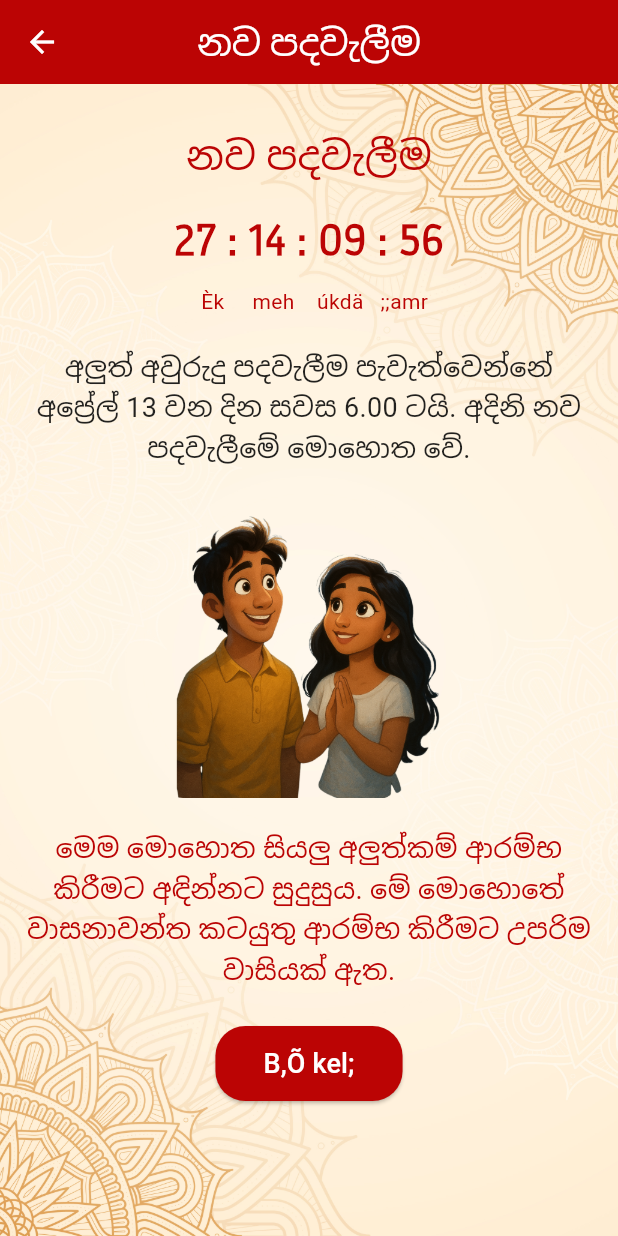
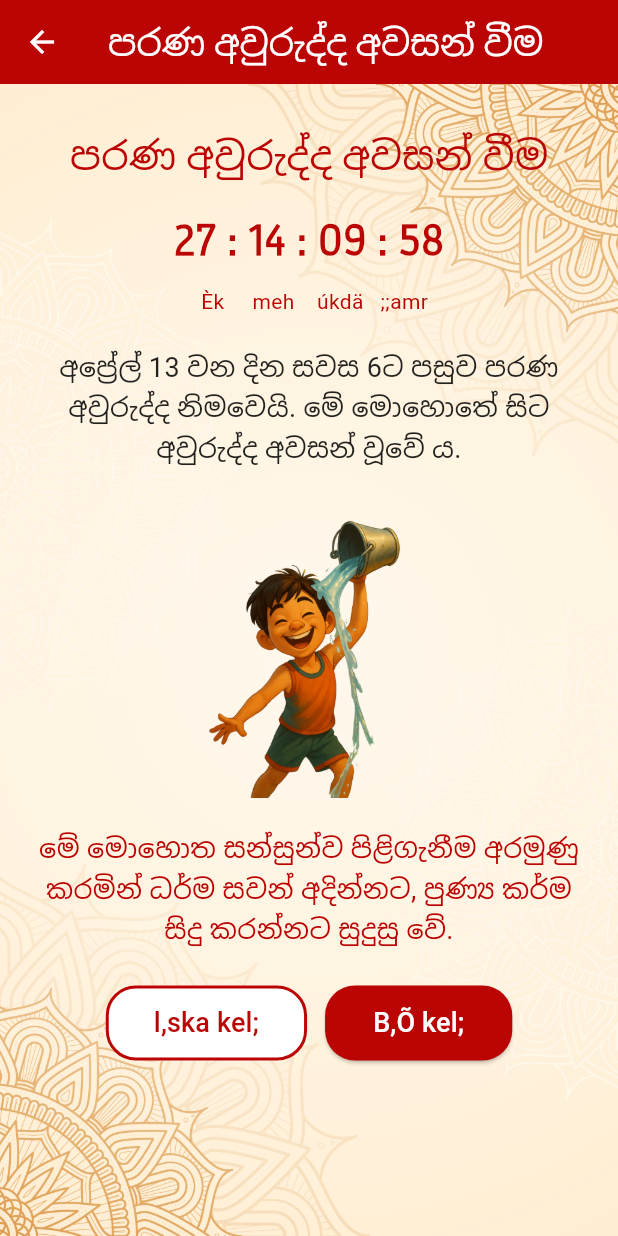
Before and after one commit to CyborLK/aurudu_app, a Flutter app: the Nakath1Screen screen opened directly, after a tap on "B,Õ kel;", on a phone screen of 412 x 824 dp. Run offline on Flutter 3.47's test engine with Material 3 defaults, Android fonts, the phone set to English and light mode, and no system bars; Roboto replaces fonts that are missing (TharuDigitalNikini); project files that could hold a hidden picture were left out.

Commit message:
Nakath 1,2, 3 and sample screens created

```diff
--- a/lib/nakath_screens/nakath1_screen.dart
+++ b/lib/nakath_screens/nakath1_screen.dart
@@ -2,6 +2,7 @@ import 'package:flutter/material.dart';
 import '../../widgets/custom_app_bar.dart';
 import '../../widgets/timer_display.dart';
 import '../../widgets/rounded_red_button.dart';
+import '../nakath_screens/nakath2_screen.dart';
 
 class Nakath1Screen extends StatelessWidget {
   const Nakath1Screen({super.key});
@@ -92,7 +93,12 @@ class Nakath1Screen extends StatelessWidget {
                 // ❤️ Custom Rounded Red Button
                 RoundedRedButton(
                   onPressed: () {
-                    // TODO: handle action
+                    Navigator.push(
+                      context,
+                      MaterialPageRoute(
+                        builder: (context) => const Nakath2Screen(),
+                      ),
+                    );
                   },
                 ),
               ],
--- /dev/null
+++ b/lib/nakath_screens/nakath2_screen.dart
@@ -0,0 +1,128 @@
+import 'package:flutter/material.dart';
+import '../../widgets/custom_app_bar.dart';
+import '../../widgets/timer_display.dart';
+import '../../widgets/rounded_red_button.dart';
+import '../../widgets/rounded_white_button.dart';
+import '../nakath_screens/nakath1_screen.dart';
+import '../nakath_screens/nakath3_screen.dart';
+
+class Nakath2Screen extends StatelessWidget {
+  const Nakath2Screen({super.key});
+
+  String formatDigits(int n) => n.toString().padLeft(2, '0');
+
+  @override
+  Widget build(BuildContext context) {
+    final Duration initialCountdown = const Duration(
+      days: 27,
+      hours: 14,
+      minutes: 9,
+      seconds: 59,
+    );
+
+    return Scaffold(
+      appBar: const CustomAppBar(title: 'පරණ අවුරුද්ද අවසන් වීම'),
+      body: Container(
+        constraints: const BoxConstraints.expand(),
+        decoration: const BoxDecoration(
+          image: DecorationImage(
+            image: AssetImage('assets/images/background.jpg'),
+            fit: BoxFit.cover,
+          ),
+        ),
+        child: SingleChildScrollView(
+          padding: const EdgeInsets.all(16),
+          child: Column(
+            crossAxisAlignment: CrossAxisAlignment.center,
+            children: [
+              const SizedBox(height: 12),
+
+              const Text(
+                'පරණ අවුරුද්ද අවසන් වීම',
+                style: TextStyle(
+                  fontSize: 26,
+                  fontFamily: 'TharuDigitalNikini',
+                  color: Color(0xFFBB0404),
+                ),
+              ),
+
+              const SizedBox(height: 16),
+
+              TimerDisplay(
+                initialTimeLeft: initialCountdown,
+                formatDigits: formatDigits,
+              ),
+
+              const SizedBox(height: 20),
+
+              const Text(
+                'අප්‍රේල් 13 වන දින සවස 6ට පසුව පරණ අවුරුද්ද නිමවෙයි. '
+                'මේ මොහොතේ සිට අවුරුද්ද අවසන් වූවේ ය.',
+                textAlign: TextAlign.center,
+                style: TextStyle(
+                  fontSize: 18,
+                  fontFamily: 'TharuDigitalNikini',
+                  color: Colors.black87,
+                ),
+              ),
+
+              const SizedBox(height: 20),
+
+              ClipRRect(
+                borderRadius: BorderRadius.circular(16),
+                child: Image.asset(
+                  'assets/images/nakath2.png',
+                  height: 200,
+                  fit: BoxFit.cover,
+                ),
+              ),
+
+              const SizedBox(height: 20),
+
+              const Text(
+                'මේ මොහොත සන්සුන්ව පිළිගැනීම අරමුණු කරමින් '
+                'ධර්ම සවන් අදින්නට, පුණ්‍ය කර්ම සිදු කරන්නට සුදුසු වේ.',
+                textAlign: TextAlign.center,
+                style: TextStyle(
+                  fontSize: 18,
+                  fontFamily: 'TharuDigitalNikini',
+                  color: Color(0xFFBB0404),
+                ),
+              ),
+
+              const SizedBox(height: 24),
+
+              // 🔘 White and 🔴 Red buttons side by side
+              Row(
+                mainAxisAlignment: MainAxisAlignment.center,
+                children: [
+                  RoundedWhiteButton(
+                    onPressed: () {
+                      Navigator.push(
+                        context,
+                        MaterialPageRoute(
+                          builder: (context) => const Nakath1Screen(),
+                        ),
+                      );
+                    },
+                  ),
+                  const SizedBox(width: 12),
+                  RoundedRedButton(
+                    onPressed: () {
+                      Navigator.push(
+                        context,
+                        MaterialPageRoute(
+                          builder: (context) => const Nakath3Screen(),
+                        ),
+                      );
+                    },
+                  ),
+                ],
+              ),
+            ],
+          ),
+        ),
+      ),
+    );
+  }
+}
--- /dev/null
+++ b/lib/widgets/rounded_white_button.dart
@@ -0,0 +1,39 @@
+import 'package:flutter/material.dart';
+
+class RoundedWhiteButton extends StatelessWidget {
+  final VoidCallback onPressed;
+
+  const RoundedWhiteButton({
+    super.key,
+    required this.onPressed,
+  });
+
+  @override
+  Widget build(BuildContext context) {
+    return OutlinedButton(
+      style: OutlinedButton.styleFrom(
+        backgroundColor: Colors.white,
+        side: const BorderSide(
+          color: Color(0xFFBB0404), // Red border
+          width: 2,
+        ),
+        padding: const EdgeInsets.symmetric(
+          vertical: 12,
+          horizontal: 32,
+        ),
+        shape: RoundedRectangleBorder(
+          borderRadius: BorderRadius.circular(20),
+        ),
+      ),
+      onPressed: onPressed,
+      child: const Text(
+        'l,ska kel;', // Fixed label
+        style: TextStyle(
+          fontSize: 18,
+          fontFamily: 'TharuDigitalNikini',
+          color: Color(0xFFBB0404), // Red label
+        ),
+      ),
+    );
+  }
+}
```
Also changed, not shown: lib/nakath_screens/nakath3_screen.dart (added, +128 -0 lines), lib/screens/nakath_screen.dart (+9 -9 lines), lib/nakath_screens/nakath4_screen.dart (added), lib/nakath_screens/nakath5_screen.dart (added), lib/nakath_screens/nakath6_screen.dart (added), lib/nakath_screens/nakath7_screen.dart (added), lib/nakath_screens/nakath8_screen.dart (added).
